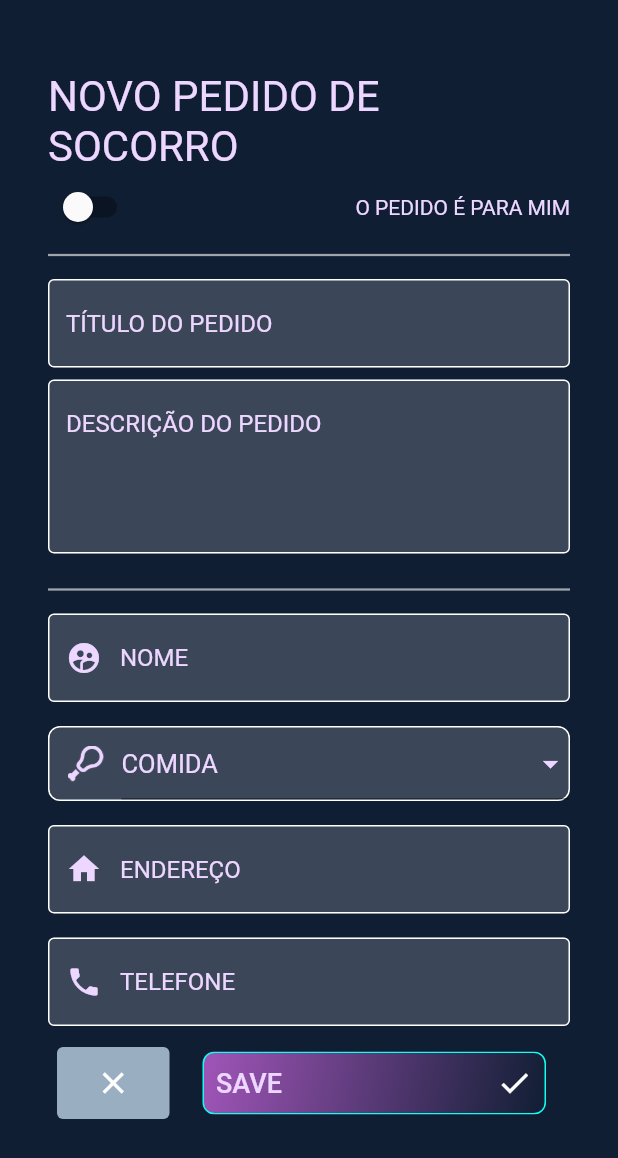
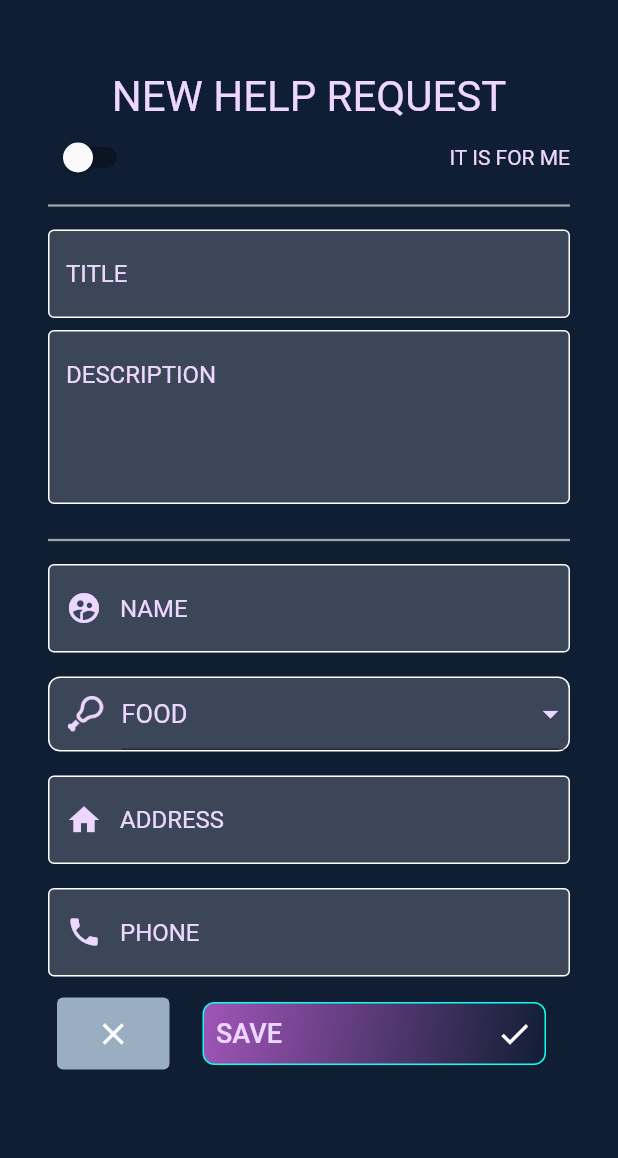
Before and after one commit to Alifyz/flutter-hackathon-2020, a Flutter app: the HelpRequestPage screen opened directly, on a phone screen of 412 x 824 dp. Shown: the top 1158 px of the screen. Run offline on Flutter 3.47's test engine with Material 2 defaults, Android fonts, the light colour scheme and no system bars; our stand-ins replace flutter_swiper, google_fonts.

Commit message:
refactor: translate help page to english

```diff
--- a/lib/commons/utils.dart
+++ b/lib/commons/utils.dart
@@ -1,16 +1,16 @@
 String getImagePath(String selectedType) {
   switch (selectedType) {
-    case 'COMIDA':
+    case 'FOOD':
       {
         return 'images/food.png';
       }
       break;
-    case 'ROUPAS':
+    case 'CLOTHE':
       {
         return 'images/clothe.png';
       }
       break;
-    case 'MEDICAMENTOS':
+    case 'MEDICINE':
       {
         return 'images/medicine.png';
       }
--- a/lib/pages/help_request.dart
+++ b/lib/pages/help_request.dart
@@ -15,14 +15,11 @@ class HelpRequestPage extends StatefulWidget {
 }
 
 class _HelpRequestPageState extends State<HelpRequestPage> {
-  final requestType = ['COMIDA', 'ROUPAS', 'MEDICAMENTOS'];
-  String requestValue = 'COMIDA';
+  final requestType = ['FOOD', 'CLOTHE', 'MEDICINE'];
+  String requestValue = 'FOOD';
 
   bool isThirdPartyRequest = false;
-  final requestDescription = [
-    'O PEDIDO É PARA OUTRA PESSOA',
-    'O PEDIDO É PARA MIM'
-  ];
+  final requestDescription = ['IT IS FOR SOMEONE ELSE', 'IT IS FOR ME'];
 
   final titleController = TextEditingController();
   final descriptionController = TextEditingController();
@@ -58,7 +55,7 @@ class _HelpRequestPageState extends State<HelpRequestPage> {
                 crossAxisAlignment: CrossAxisAlignment.center,
                 children: [
                   Text(
-                    'NOVO PEDIDO DE SOCORRO',
+                    'NEW HELP REQUEST',
                     style: TypographyStyle.textTitleTheme,
                   ),
                   Row(
@@ -81,11 +78,11 @@ class _HelpRequestPageState extends State<HelpRequestPage> {
                   ),
                   FormDivider(),
                   CustomTextField(
-                    label: 'Título do pedido',
+                    label: 'TITLE',
                     controller: titleController,
                   ),
                   CustomTextField(
-                    label: 'Descrição do pedido',
+                    label: 'DESCRIPTION',
                     lines: 4,
                     controller: descriptionController,
                   ),
@@ -95,7 +92,7 @@ class _HelpRequestPageState extends State<HelpRequestPage> {
                   FormDivider(),
                   CustomTextField(
                     controller: nameController,
-                    label: 'nome',
+                    label: 'NAME',
                     icon: Icon(
                       Icons.supervised_user_circle,
                       color: ColorStyles.primaryTextColor,
@@ -148,7 +145,7 @@ class _HelpRequestPageState extends State<HelpRequestPage> {
                     height: 8,
                   ),
                   CustomTextField(
-                    label: 'Endereço',
+                    label: 'ADDRESS',
                     controller: addressController,
                     icon: Icon(
                       Icons.home,
@@ -159,7 +156,7 @@ class _HelpRequestPageState extends State<HelpRequestPage> {
                     height: 8,
                   ),
                   CustomTextField(
-                    label: 'Telefone',
+                    label: 'PHONE',
                     controller: phoneController,
                     icon: Icon(
                       Icons.phone,
```
